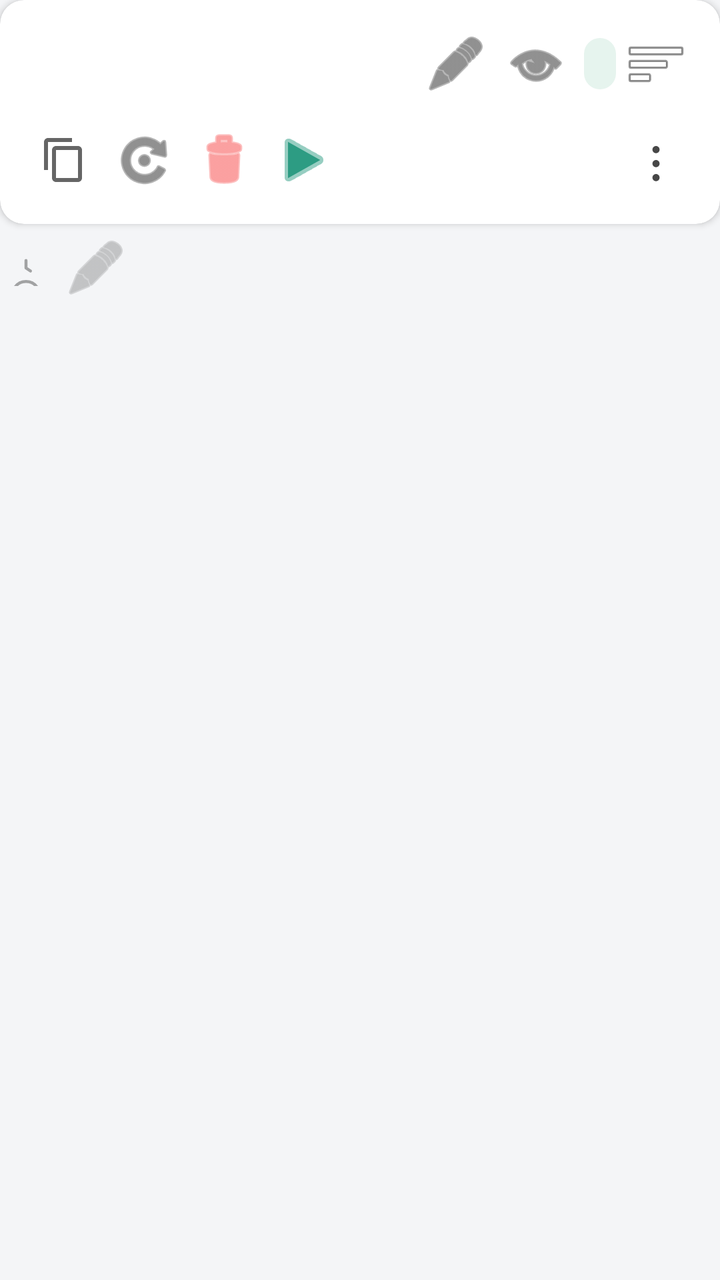
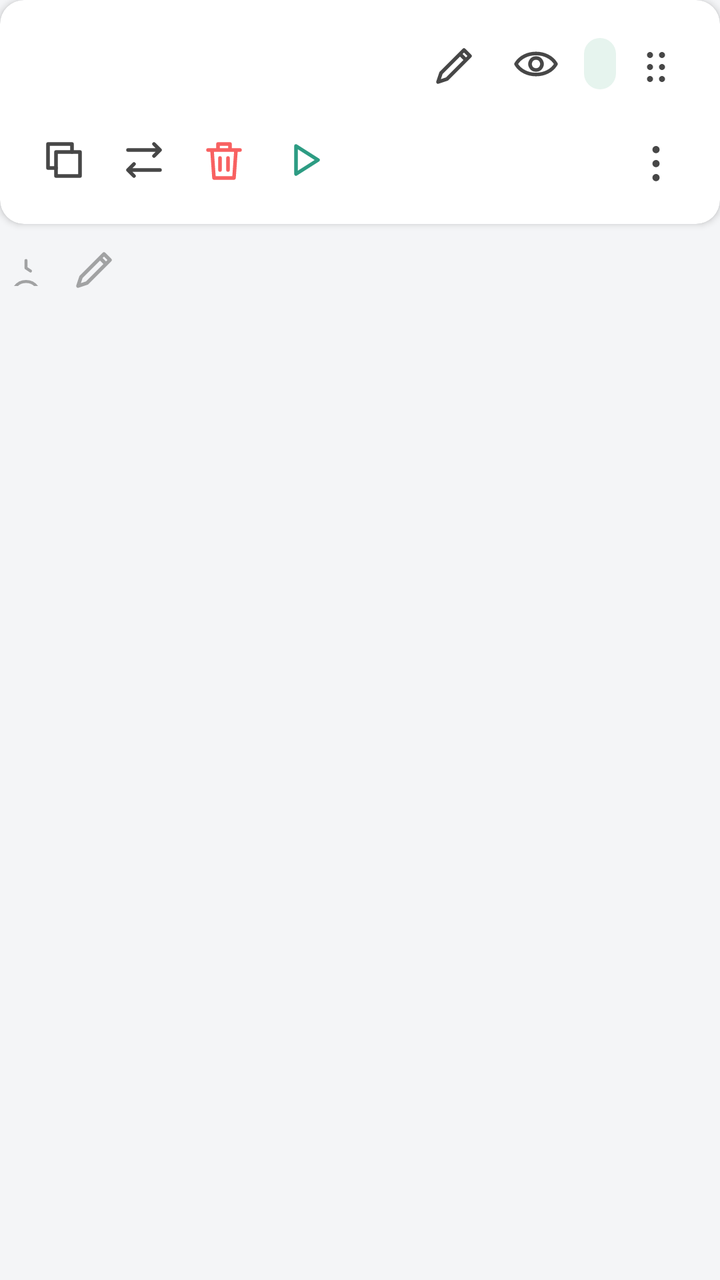

Screens rendered from an Android XML layout before and after an edit, with the pre-edit source and the edit as a unified diff.
<!-- AndroidManifest.xml: application theme AppTheme -->
<!-- res/layout/item_step.xml -->
<?xml version="1.0" encoding="utf-8"?>
<LinearLayout xmlns:android="http://schemas.android.com/apk/res/android"
    xmlns:app="http://schemas.android.com/apk/res-auto"
    android:layout_width="match_parent"
    android:layout_height="wrap_content"
    android:layout_marginBottom="8dp"
    android:orientation="vertical">

    <com.google.android.material.card.MaterialCardView
        android:layout_width="match_parent"
        android:layout_height="wrap_content"
        app:cardBackgroundColor="@color/ref_card"
        app:cardCornerRadius="12dp"
        app:cardElevation="2dp">

        <LinearLayout
            android:layout_width="match_parent"
            android:layout_height="wrap_content"
            android:orientation="vertical"
            android:padding="12dp">

            
            <LinearLayout
                android:layout_width="match_parent"
                android:layout_height="wrap_content"
                android:gravity="center_vertical"
                android:orientation="horizontal">

                <TextView
                    android:id="@+id/step_number"
                    android:layout_width="wrap_content"
                    android:layout_height="wrap_content"
                    android:textColor="@color/ref_title"
                    android:textSize="16sp"
                    android:textStyle="bold" />

                <ImageView
                    android:id="@+id/step_icon"
                    android:layout_width="24dp"
                    android:layout_height="24dp"
                    android:layout_marginStart="8dp"
                    android:tint="@color/ref_title" />

                <TextView
                    android:id="@+id/step_title"
                    android:layout_width="0dp"
                    android:layout_height="wrap_content"
                    android:layout_marginStart="12dp"
                    android:layout_weight="1"
                    android:ellipsize="end"
                    android:maxLines="1"
                    android:textColor="@color/ref_title"
                    android:textSize="16sp"
                    android:textStyle="bold" />

                
                <TextView
                    android:id="@+id/step_duration"
                    android:layout_width="wrap_content"
                    android:layout_height="wrap_content"
                    android:layout_marginStart="8dp"
                    android:textColor="@color/ref_summary"
                    android:textSize="14sp"
                    android:visibility="gone" />

                <ImageButton
                    android:id="@+id/btn_edit"
                    android:layout_width="40dp"
                    android:layout_height="40dp"
                    android:background="?attr/selectableItemBackgroundBorderless"
                    android:contentDescription="@string/row_edit_desc"
                    android:src="@android:drawable/ic_menu_edit"
                    android:tint="@color/ref_title" />

                <ImageButton
                    android:id="@+id/btn_preview"
                    android:layout_width="40dp"
                    android:layout_height="40dp"
                    android:background="?attr/selectableItemBackgroundBorderless"
                    android:contentDescription="@string/row_preview_desc"
                    android:src="@android:drawable/ic_menu_view"
                    android:tint="@color/ref_title" />

                
                <TextView
                    android:id="@+id/step_cycles"
                    android:layout_width="wrap_content"
                    android:layout_height="wrap_content"
                    android:layout_marginStart="4dp"
                    android:background="@drawable/pill_background"
                    android:paddingHorizontal="8dp"
                    android:paddingVertical="4dp"
                    android:textColor="@color/ref_green"
                    android:textSize="13sp"
                    android:textStyle="bold" />

                <ImageButton
                    android:id="@+id/btn_drag"
                    android:layout_width="40dp"
                    android:layout_height="40dp"
                    android:background="?attr/selectableItemBackgroundBorderless"
                    android:contentDescription="Drag to reorder"
                    android:src="@android:drawable/ic_menu_sort_by_size" />
            </LinearLayout>

            
            <LinearLayout
                android:layout_width="match_parent"
                android:layout_height="wrap_content"
                android:layout_marginTop="8dp"
                android:gravity="center_vertical"
                android:orientation="horizontal">

                <ImageButton
                    android:id="@+id/btn_copy"
                    android:layout_width="40dp"
                    android:layout_height="40dp"
                    android:background="?attr/selectableItemBackgroundBorderless"
                    android:contentDescription="Duplicate step"
                    android:src="@drawable/ic_copy" />

                <ImageButton
                    android:id="@+id/btn_swap"
                    android:layout_width="40dp"
                    android:layout_height="40dp"
                    android:background="?attr/selectableItemBackgroundBorderless"
                    android:contentDescription="@string/row_swap_desc"
                    android:src="@android:drawable/ic_menu_rotate"
                    android:tint="@color/ref_title" />

                <ImageButton
                    android:id="@+id/btn_delete"
                    android:layout_width="40dp"
                    android:layout_height="40dp"
                    android:background="?attr/selectableItemBackgroundBorderless"
                    android:contentDescription="Delete step"
                    android:src="@android:drawable/ic_menu_delete"
                    android:tint="@color/ref_red" />

                <ImageButton
                    android:id="@+id/btn_step_play"
                    android:layout_width="40dp"
                    android:layout_height="40dp"
                    android:background="?attr/selectableItemBackgroundBorderless"
                    android:contentDescription="Run just this step"
                    android:src="@android:drawable/ic_media_play"
                    android:tint="@color/ref_green" />

                <View
                    android:layout_width="0dp"
                    android:layout_height="0dp"
                    android:layout_weight="1" />

                
                <ImageButton
                    android:id="@+id/btn_step_menu"
                    android:layout_width="40dp"
                    android:layout_height="40dp"
                    android:background="?attr/selectableItemBackgroundBorderless"
                    android:contentDescription="Step actions"
                    android:src="@drawable/ic_more"
                    android:tint="@color/ref_title" />
            </LinearLayout>

            
            <LinearLayout
                android:id="@+id/branch_pills"
                android:layout_width="match_parent"
                android:layout_height="wrap_content"
                android:layout_marginTop="8dp"
                android:gravity="center_vertical"
                android:orientation="horizontal"
                android:visibility="gone">

                <TextView
                    android:id="@+id/pill_success"
                    android:layout_width="wrap_content"
                    android:layout_height="wrap_content"
                    android:background="@drawable/pill_background"
                    android:clickable="true"
                    android:focusable="true"
                    android:paddingHorizontal="10dp"
                    android:paddingVertical="6dp"
                    android:textColor="@color/ref_green"
                    android:textSize="13sp"
                    android:textStyle="bold" />

                <TextView
                    android:id="@+id/pill_failure"
                    android:layout_width="wrap_content"
                    android:layout_height="wrap_content"
                    android:layout_marginStart="8dp"
                    android:background="@drawable/pill_background"
                    android:clickable="true"
                    android:focusable="true"
                    android:paddingHorizontal="10dp"
                    android:paddingVertical="6dp"
                    android:textColor="@color/ref_red"
                    android:textSize="13sp"
                    android:textStyle="bold" />
            </LinearLayout>
        </LinearLayout>
    </com.google.android.material.card.MaterialCardView>

    
    <LinearLayout
        android:id="@+id/wait_row"
        android:layout_width="match_parent"
        android:layout_height="wrap_content"
        android:background="?attr/selectableItemBackground"
        android:clickable="true"
        android:focusable="true"
        android:gravity="center_vertical"
        android:orientation="horizontal"
        android:paddingHorizontal="4dp"
        android:paddingVertical="6dp">

        <ImageView
            android:layout_width="18dp"
            android:layout_height="18dp"
            android:src="@drawable/ic_step_wait"
            android:tint="@color/ref_summary" />

        <TextView
            android:id="@+id/step_wait"
            android:layout_width="wrap_content"
            android:layout_height="wrap_content"
            android:layout_marginStart="6dp"
            android:clickable="true"
            android:focusable="true"
            android:textColor="@color/ref_summary"
            android:textSize="14sp" />

        <ImageButton
            android:id="@+id/btn_wait_edit"
            android:layout_width="32dp"
            android:layout_height="32dp"
            android:layout_marginStart="4dp"
            android:background="?attr/selectableItemBackgroundBorderless"
            android:contentDescription="@string/row_wait_edit_desc"
            android:src="@android:drawable/ic_menu_edit"
            android:tint="@color/ref_summary" />
    </LinearLayout>
</LinearLayout>
<!-- resources referenced by this layout -->
<resources>
  <!-- drawable ic_copy (drawable) -->
  <vector xmlns:android="http://schemas.android.com/apk/res/android"
      android:width="24dp"
      android:height="24dp"
      android:viewportWidth="24"
      android:viewportHeight="24">
      <path
          android:fillColor="?attr/colorControlNormal"
          android:pathData="M16,1H4c-1.1,0 -2,0.9 -2,2v14h2V3h12V1zM19,5H8c-1.1,0 -2,0.9 -2,2v14c0,1.1 0.9,2 2,2h11c1.1,0 2,-0.9 2,-2V7C21,5.9 20.1,5 19,5zM19,21H8V7h11V21z" />
  </vector>
  <!-- unchanged entries left out for length: 16 -->
</resources>

<!-- the commit's change to res/layout/item_step.xml (unified diff, before → after) -->
@@ -69,7 +69,8 @@
                     android:layout_height="40dp"
                     android:background="?attr/selectableItemBackgroundBorderless"
                     android:contentDescription="@string/row_edit_desc"
-                    android:src="@android:drawable/ic_menu_edit"
+                    android:padding="8dp"
+                    android:src="@drawable/ic_ref_edit"
                     android:tint="@color/ref_title" />
 
                 <ImageButton
@@ -78,7 +79,8 @@
                     android:layout_height="40dp"
                     android:background="?attr/selectableItemBackgroundBorderless"
                     android:contentDescription="@string/row_preview_desc"
-                    android:src="@android:drawable/ic_menu_view"
+                    android:padding="8dp"
+                    android:src="@drawable/ic_ref_eye"
                     android:tint="@color/ref_title" />
 
                 
@@ -100,7 +102,9 @@
                     android:layout_height="40dp"
                     android:background="?attr/selectableItemBackgroundBorderless"
                     android:contentDescription="Drag to reorder"
-                    android:src="@android:drawable/ic_menu_sort_by_size" />
+                    android:padding="8dp"
+                    android:src="@drawable/ic_ref_drag"
+                    android:tint="@color/ref_title" />
             </LinearLayout>
 
             
@@ -117,7 +121,9 @@
                     android:layout_height="40dp"
                     android:background="?attr/selectableItemBackgroundBorderless"
                     android:contentDescription="Duplicate step"
-                    android:src="@drawable/ic_copy" />
+                    android:padding="8dp"
+                    android:src="@drawable/ic_ref_copy"
+                    android:tint="@color/ref_title" />
 
                 <ImageButton
                     android:id="@+id/btn_swap"
@@ -125,7 +131,8 @@
                     android:layout_height="40dp"
                     android:background="?attr/selectableItemBackgroundBorderless"
                     android:contentDescription="@string/row_swap_desc"
-                    android:src="@android:drawable/ic_menu_rotate"
+                    android:padding="8dp"
+                    android:src="@drawable/ic_ref_swap"
                     android:tint="@color/ref_title" />
 
                 <ImageButton
@@ -134,7 +141,8 @@
                     android:layout_height="40dp"
                     android:background="?attr/selectableItemBackgroundBorderless"
                     android:contentDescription="Delete step"
-                    android:src="@android:drawable/ic_menu_delete"
+                    android:padding="8dp"
+                    android:src="@drawable/ic_ref_delete"
                     android:tint="@color/ref_red" />
 
                 <ImageButton
@@ -143,7 +151,8 @@
                     android:layout_height="40dp"
                     android:background="?attr/selectableItemBackgroundBorderless"
                     android:contentDescription="Run just this step"
-                    android:src="@android:drawable/ic_media_play"
+                    android:padding="8dp"
+                    android:src="@drawable/ic_ref_play"
                     android:tint="@color/ref_green" />
 
                 <View
@@ -158,6 +167,7 @@
                     android:layout_height="40dp"
                     android:background="?attr/selectableItemBackgroundBorderless"
                     android:contentDescription="Step actions"
+                    android:padding="8dp"
                     android:src="@drawable/ic_more"
                     android:tint="@color/ref_title" />
             </LinearLayout>
@@ -176,7 +186,7 @@
                     android:id="@+id/pill_success"
                     android:layout_width="wrap_content"
                     android:layout_height="wrap_content"
-                    android:background="@drawable/pill_background"
+                    android:background="@drawable/ic_ref_pill_green"
                     android:clickable="true"
                     android:focusable="true"
                     android:paddingHorizontal="10dp"
@@ -190,7 +200,7 @@
                     android:layout_width="wrap_content"
                     android:layout_height="wrap_content"
                     android:layout_marginStart="8dp"
-                    android:background="@drawable/pill_background"
+                    android:background="@drawable/ic_ref_pill_red"
                     android:clickable="true"
                     android:focusable="true"
                     android:paddingHorizontal="10dp"
@@ -238,7 +248,8 @@
             android:layout_marginStart="4dp"
             android:background="?attr/selectableItemBackgroundBorderless"
             android:contentDescription="@string/row_wait_edit_desc"
-            android:src="@android:drawable/ic_menu_edit"
+            android:padding="4dp"
+            android:src="@drawable/ic_ref_edit"
             android:tint="@color/ref_summary" />
     </LinearLayout>
 </LinearLayout>
<!-- resource entries referenced after the edit -->
@@ -1,14 +1,149 @@
 <!-- resources referenced by this layout -->
 <resources>
-  <!-- drawable ic_copy (drawable) -->
+  <!-- drawable ic_ref_copy (drawable) -->
+  <?xml version="1.0" encoding="utf-8"?>
   <vector xmlns:android="http://schemas.android.com/apk/res/android"
       android:width="24dp"
       android:height="24dp"
       android:viewportWidth="24"
       android:viewportHeight="24">
       <path
-          android:fillColor="?attr/colorControlNormal"
-          android:pathData="M16,1H4c-1.1,0 -2,0.9 -2,2v14h2V3h12V1zM19,5H8c-1.1,0 -2,0.9 -2,2v14c0,1.1 0.9,2 2,2h11c1.1,0 2,-0.9 2,-2V7C21,5.9 20.1,5 19,5zM19,21H8V7h11V21z" />
+          android:fillColor="#00000000"
+          android:strokeColor="#000000"
+          android:strokeWidth="1.8"
+          android:strokeLineCap="round"
+          android:strokeLineJoin="round"
+          android:pathData="M8,8 H20 V20 H8 Z" />
+      <path
+          android:fillColor="#00000000"
+          android:strokeColor="#000000"
+          android:strokeWidth="1.8"
+          android:strokeLineCap="round"
+          android:strokeLineJoin="round"
+          android:pathData="M16,8 V4 H4 V16 H8" />
+  </vector>
+  <!-- drawable ic_ref_delete (drawable) -->
+  <?xml version="1.0" encoding="utf-8"?>
+  <vector xmlns:android="http://schemas.android.com/apk/res/android"
+      android:width="24dp"
+      android:height="24dp"
+      android:viewportWidth="24"
+      android:viewportHeight="24">
+      <path
+          android:fillColor="#00000000"
+          android:strokeColor="#000000"
+          android:strokeWidth="1.8"
+          android:strokeLineCap="round"
+          android:strokeLineJoin="round"
+          android:pathData="M4,7 H20 M9,7 V4 H15 V7 M6,7 L7,21 H17 L18,7 M10,11 V17 M14,11 V17" />
+  </vector>
+  <!-- drawable ic_ref_drag (drawable) -->
+  <?xml version="1.0" encoding="utf-8"?>
+  <vector xmlns:android="http://schemas.android.com/apk/res/android"
+      android:width="24dp"
+      android:height="24dp"
+      android:viewportWidth="24"
+      android:viewportHeight="24">
+      <path android:fillColor="#000000" android:pathData="M9,6 a1.5,1.5 0 1,0 0.01,0" />
+      <path android:fillColor="#000000" android:pathData="M15,6 a1.5,1.5 0 1,0 0.01,0" />
+      <path android:fillColor="#000000" android:pathData="M9,12 a1.5,1.5 0 1,0 0.01,0" />
+      <path android:fillColor="#000000" android:pathData="M15,12 a1.5,1.5 0 1,0 0.01,0" />
+      <path android:fillColor="#000000" android:pathData="M9,18 a1.5,1.5 0 1,0 0.01,0" />
+      <path android:fillColor="#000000" android:pathData="M15,18 a1.5,1.5 0 1,0 0.01,0" />
+  </vector>
+  <!-- drawable ic_ref_edit (drawable) -->
+  <?xml version="1.0" encoding="utf-8"?>
+  <vector xmlns:android="http://schemas.android.com/apk/res/android"
+      android:width="24dp"
+      android:height="24dp"
+      android:viewportWidth="24"
+      android:viewportHeight="24">
+      <path
+          android:fillColor="#00000000"
+          android:strokeColor="#000000"
+          android:strokeWidth="1.8"
+          android:strokeLineCap="round"
+          android:strokeLineJoin="round"
+          android:pathData="M14,7 L17,10 M3,21 L4.5,16.5 L16,5 L19,8 L7.5,19.5 Z" />
+  </vector>
+  <!-- drawable ic_ref_eye (drawable) -->
+  <?xml version="1.0" encoding="utf-8"?>
+  <vector xmlns:android="http://schemas.android.com/apk/res/android"
+      android:width="24dp"
+      android:height="24dp"
+      android:viewportWidth="24"
+      android:viewportHeight="24">
+      <path
+          android:fillColor="#00000000"
+          android:strokeColor="#000000"
+          android:strokeWidth="1.8"
+          android:strokeLineCap="round"
+          android:strokeLineJoin="round"
+          android:pathData="M2,12 C6,5 18,5 22,12 C18,19 6,19 2,12 Z" />
+      <path
+          android:fillColor="#00000000"
+          android:strokeColor="#000000"
+          android:strokeWidth="1.8"
+          android:strokeLineCap="round"
+          android:strokeLineJoin="round"
+          android:pathData="M12,9 a3,3 0 1,0 0.01,0" />
+  </vector>
+  <!-- drawable ic_ref_pill_green (drawable) -->
+  <?xml version="1.0" encoding="utf-8"?>
+  <shape xmlns:android="http://schemas.android.com/apk/res/android"
+      android:shape="rectangle">
+      <solid android:color="#00000000" />
+      <stroke
+          android:width="1dp"
+          android:color="@color/ref_green" />
+      <corners android:radius="20dp" />
+  </shape>
+  <!-- drawable ic_ref_pill_red (drawable) -->
+  <?xml version="1.0" encoding="utf-8"?>
+  <shape xmlns:android="http://schemas.android.com/apk/res/android"
+      android:shape="rectangle">
+      <solid android:color="#00000000" />
+      <stroke
+          android:width="1dp"
+          android:color="@color/ref_red" />
+      <corners android:radius="20dp" />
+  </shape>
+  <!-- drawable ic_ref_play (drawable) -->
+  <?xml version="1.0" encoding="utf-8"?>
+  <vector xmlns:android="http://schemas.android.com/apk/res/android"
+      android:width="24dp"
+      android:height="24dp"
+      android:viewportWidth="24"
+      android:viewportHeight="24">
+      <path
+          android:fillColor="#00000000"
+          android:strokeColor="#000000"
+          android:strokeWidth="1.8"
+          android:strokeLineCap="round"
+          android:strokeLineJoin="round"
+          android:pathData="M8,5 L19,12 L8,19 Z" />
+  </vector>
+  <!-- drawable ic_ref_swap (drawable) -->
+  <?xml version="1.0" encoding="utf-8"?>
+  <vector xmlns:android="http://schemas.android.com/apk/res/android"
+      android:width="24dp"
+      android:height="24dp"
+      android:viewportWidth="24"
+      android:viewportHeight="24">
+      <path
+          android:fillColor="#00000000"
+          android:strokeColor="#000000"
+          android:strokeWidth="1.8"
+          android:strokeLineCap="round"
+          android:strokeLineJoin="round"
+          android:pathData="M4,7 H20 M17,4 L20,7 L17,10" />
+      <path
+          android:fillColor="#00000000"
+          android:strokeColor="#000000"
+          android:strokeWidth="1.8"
+          android:strokeLineCap="round"
+          android:strokeLineJoin="round"
+          android:pathData="M20,17 H4 M7,14 L4,17 L7,20" />
   </vector>
   <!-- unchanged entries left out for length: 16 -->
 </resources>
